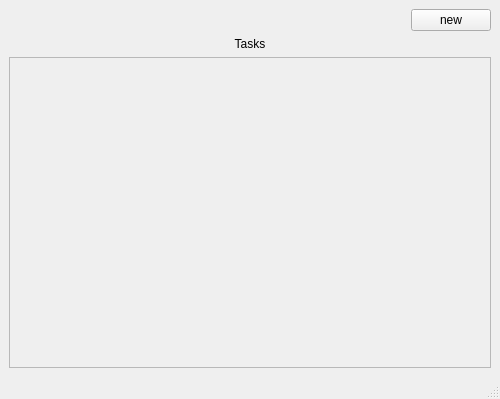
First picture: the form in todolist.ui, repository ReubenKabiti/qt-todo-list, before the edit.
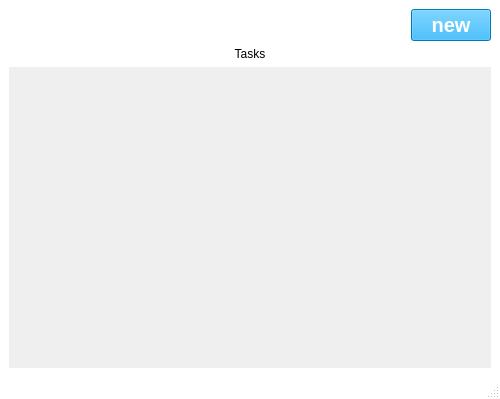
Second picture: the form after the edit.

```diff
--- a/todolist.ui
+++ b/todolist.ui
@@ -11,7 +11,27 @@
    </rect>
   </property>
   <property name="windowTitle">
-   <string>TodoList</string>
+   <string>To Do List</string>
+  </property>
+  <property name="styleSheet">
+   <string notr="true">#TodoList
+{
+	background-color: white;
+}
+
+#scrollArea, #contents
+{
+	border: none;
+}
+
+#newButton
+{
+	background-color: rgb(0, 170, 255);
+	color: white;
+	font-weight: bold;
+	font-size: 20px;
+}
+</string>
   </property>
   <widget class="QWidget" name="centralwidget">
    <layout class="QVBoxLayout" name="verticalLayout">
@@ -40,6 +60,8 @@
      </layout>
     </item>
     <item>
+     <layout class="QHBoxLayout" name="info">
+      <item>
      <widget class="QLabel" name="label">
       <property name="text">
        <string>Tasks</string>
@@ -49,6 +71,8 @@
       </property>
      </widget>
     </item>
+     </layout>
+    </item>
     <item>
      <widget class="QScrollArea" name="scrollArea">
       <property name="widgetResizable">
@@ -59,8 +83,8 @@
         <rect>
          <x>0</x>
          <y>0</y>
-         <width>484</width>
-         <height>268</height>
+         <width>488</width>
+         <height>264</height>
         </rect>
        </property>
        <layout class="QVBoxLayout" name="verticalLayout_2">
```
Left out of the diff: 2 changed lines with no effect on the pictures. Lines whose indentation alone changed are shown as unchanged.
